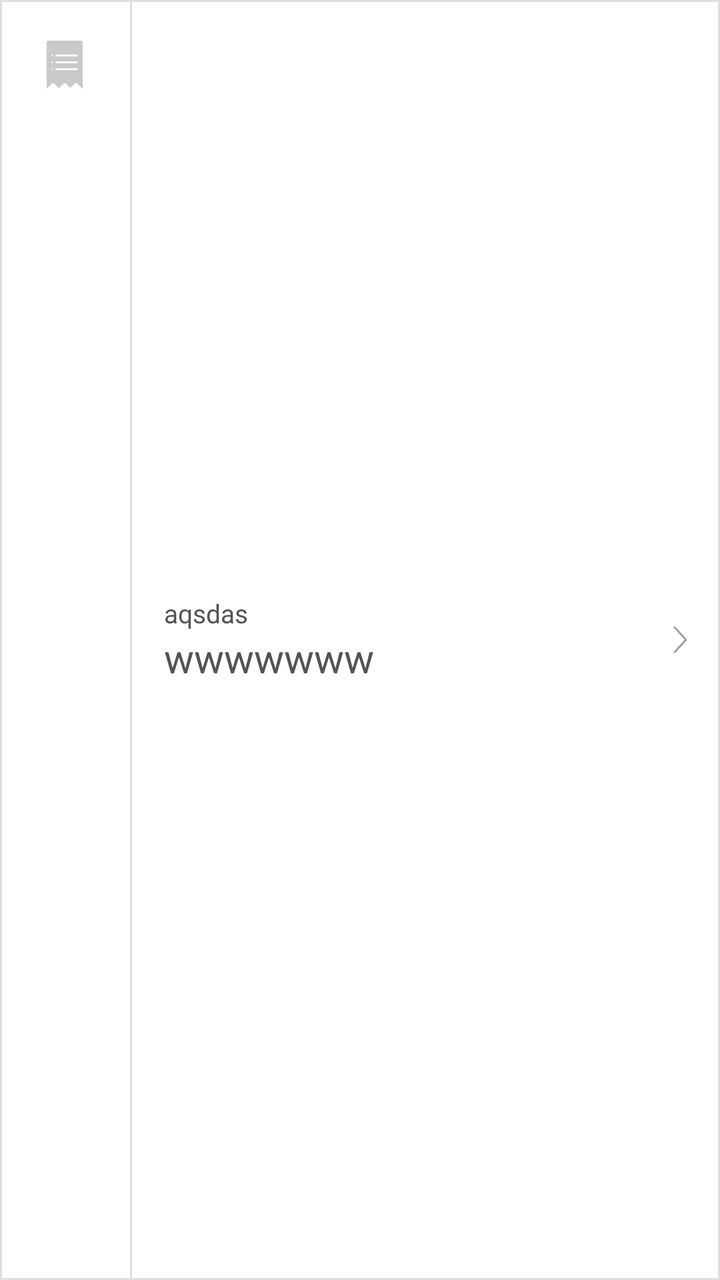
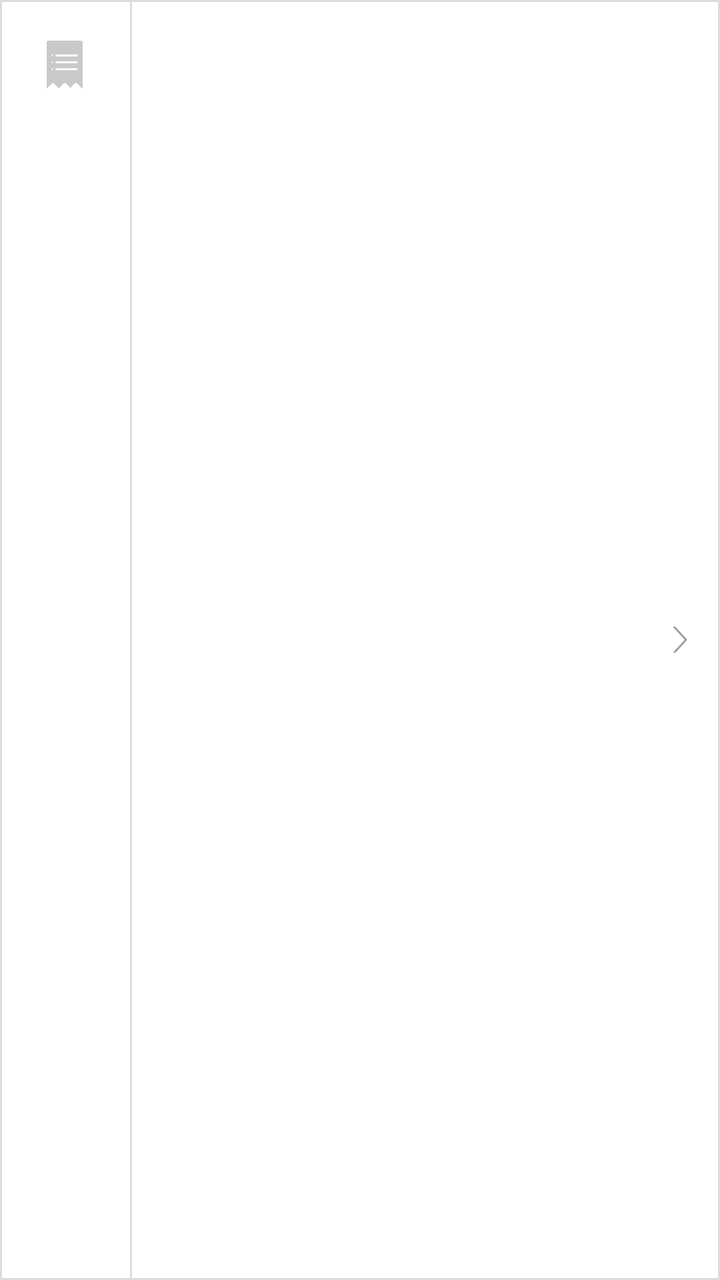

Before-and-after screenshots of an Android layout around one commit, followed by the original layout XML and the change that was made.
<!-- AndroidManifest.xml: another module's application theme AppTheme -->
<!-- res/layout/gosellapi_viewholder_currency.xml -->
<?xml version="1.0" encoding="utf-8"?>
<LinearLayout xmlns:android="http://schemas.android.com/apk/res/android"
              android:layout_width="match_parent"
              android:layout_height="wrap_content"
              android:background="@drawable/selector_payment_options_viewholder"
              android:orientation="horizontal"
    >


  <LinearLayout
      android:layout_width="65dp"
      android:layout_height="65dp"
      android:orientation="horizontal"
      android:gravity="center_horizontal|center_vertical"
      >
    <ImageView
        android:id="@+id/billIcon"
        android:layout_width="18dp"
        android:layout_height="24dp"
        android:background="@drawable/ic_bill_normal"
        />
  </LinearLayout>

  <View
      android:layout_width="@dimen/separator_width_basic"
      android:layout_height="match_parent"
      android:background="@color/alto_gray"
      />


  <LinearLayout
      android:id="@+id/currencyLayout"
      android:layout_width="0dp"
      android:layout_height="match_parent"
      android:layout_marginStart="@dimen/margin_basic_13dp"
      android:layout_marginLeft="@dimen/margin_basic_13dp"
      android:layout_weight="1"
      android:animateLayoutChanges="true"
      android:gravity="center_vertical"
      android:layoutDirection="ltr"
      android:orientation="vertical"
      >

    <TextView
        android:id="@+id/currencySecondaryText"
        style="@style/secondary_text"
        android:layout_width="wrap_content"
        android:layout_height="wrap_content"
        android:gravity="start"
        android:text="aqsdas"
        android:textSize="13sp"
        android:lineSpacingExtra="@dimen/title_lineSpacingExtra_11"
        />

    <TextView
        android:id="@+id/currencyMainText"
        style="@style/header_text"
        android:layout_width="wrap_content"
        android:layout_height="wrap_content"
        android:text="wwwwwww"
        android:gravity="start"
        />
  </LinearLayout>

  <ImageView
      android:id="@id/arrowIcon"
      android:layout_width="wrap_content"
      android:layout_height="wrap_content"
      android:layout_gravity="center_vertical"
      android:layout_marginEnd="@dimen/margin_basic_16dp"
      android:layout_marginStart="@dimen/margin_basic_16dp"
      android:background="@drawable/ic_arrow_right_normal"
      />

</LinearLayout>
<!-- resources referenced by this layout -->
<resources>
  <color name="alto_gray">#DDDDDD</color>
  <dimen name="margin_basic_13dp">16dp</dimen>
  <dimen name="margin_basic_16dp">16dp</dimen>
  <dimen name="separator_width_basic">1dp</dimen>
  <dimen name="title_lineSpacingExtra_11">11sp</dimen>
  <!-- drawable ic_arrow_right_normal: png bitmap (drawable-hdpi, 532 bytes) -->
  <!-- drawable ic_bill_normal: png bitmap (drawable-hdpi, 627 bytes) -->
  <!-- drawable selector_payment_options_viewholder (drawable) -->
  <?xml version="1.0" encoding="utf-8"?>
  <selector xmlns:android="http://schemas.android.com/apk/res/android"
            android:enterFadeDuration="@android:integer/config_longAnimTime"
            android:exitFadeDuration="@android:integer/config_longAnimTime">
      <item android:state_enabled="true" android:state_pressed="true" android:drawable="@drawable/shape_payment_options_viewholder_pressed" />
      <item android:state_enabled="true" android:state_selected="true" android:drawable="@drawable/shape_payment_options_viewholder_pressed" />
      <item android:state_enabled="true" android:drawable="@drawable/shape_payment_options_viewholder_normal"/>
  </selector>
  <style name="header_text">
          <item name="android:textColor">@color/greyish_brown</item>
          <item name="android:textSize">@dimen/font_size_20sp</item>
          <item name="android:textStyle">normal</item>
          <item name="android:fontFamily" tools:targetApi="jelly_bean">@font/roboto_regular</item>
          <item name="android:lineSpacingExtra">@dimen/title_lineSpacingExtra_0</item>
  
      </style>
  <style name="secondary_text">
          <item name="android:textColor">@color/greyish_brown</item>
          <item name="android:textSize">@dimen/font_size_13sp</item>
          <item name="android:textStyle">normal</item>
          <item name="android:fontFamily" tools:targetApi="jelly_bean">@font/roboto_light</item>
          <item name="android:lineSpacingExtra">@dimen/title_lineSpacingExtra_11</item>
  
      </style>
  <style name="AppTheme" parent="Theme.AppCompat.NoActionBar">
          
          <item name="colorPrimary">@color/french_gray</item>
          <item name="colorPrimaryDark">@color/colorPrimaryDark</item>
          <item name="colorAccent">@color/colorAccent</item>
      </style>
  <!-- drawable shape_payment_options_viewholder_pressed (drawable) -->
  <?xml version="1.0" encoding="utf-8"?>
  <shape
      xmlns:android="http://schemas.android.com/apk/res/android"
      android:shape="rectangle">
  
      <solid
          android:color="@color/white"/>
  
      <stroke
          android:color="@color/vibrant_green"
          android:width="1dp"/>
  
  </shape>
  <!-- drawable shape_payment_options_viewholder_normal (drawable) -->
  <?xml version="1.0" encoding="utf-8"?>
  <shape
      xmlns:android="http://schemas.android.com/apk/res/android"
      android:shape="rectangle">
  
      <solid
          android:color="@color/white"/>
  
      <stroke
          android:color="@color/alto_gray"
          android:width="1dp"/>
  
  </shape>
  <color name="greyish_brown" tools:ignore="MissingDefaultResource">#535353</color>
  <dimen name="font_size_20sp">20sp</dimen>
  <dimen name="title_lineSpacingExtra_0">0sp</dimen>
  <dimen name="font_size_13sp">13sp</dimen>
  <color name="french_gray">#A8B5B5B5</color>
  <color name="colorPrimaryDark">#03A9F4</color>
  <color name="colorAccent">#FF4081</color>
  <color name="white">#FFFFFF</color>
  <color name="vibrant_green">#2ACE00</color>
</resources>

<!-- the commit's change to res/layout/gosellapi_viewholder_currency.xml (unified diff, before → after) -->
@@ -37,7 +37,6 @@
       android:layout_weight="1"
       android:animateLayoutChanges="true"
       android:gravity="center_vertical"
-      android:layoutDirection="ltr"
       android:orientation="vertical"
       >
 
@@ -47,7 +46,7 @@
         android:layout_width="wrap_content"
         android:layout_height="wrap_content"
         android:gravity="start"
-        android:text="aqsdas"
+        android:text=""
         android:textSize="13sp"
         android:lineSpacingExtra="@dimen/title_lineSpacingExtra_11"
         />
@@ -57,7 +56,7 @@
         style="@style/header_text"
         android:layout_width="wrap_content"
         android:layout_height="wrap_content"
-        android:text="wwwwwww"
+        android:text=""
         android:gravity="start"
         />
   </LinearLayout>
